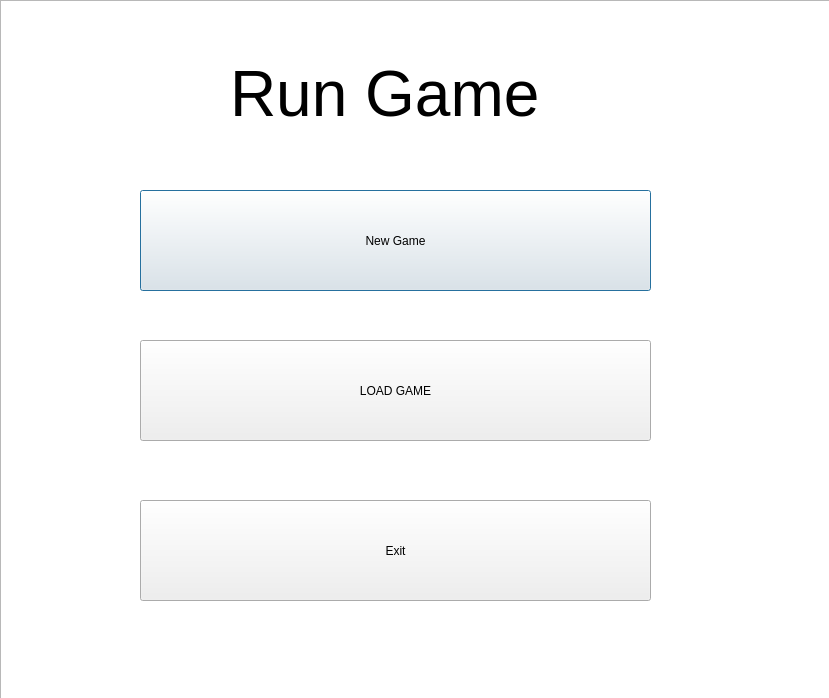
danielarcil4/Proyecto-final, file menu.ui: the form before one commit.
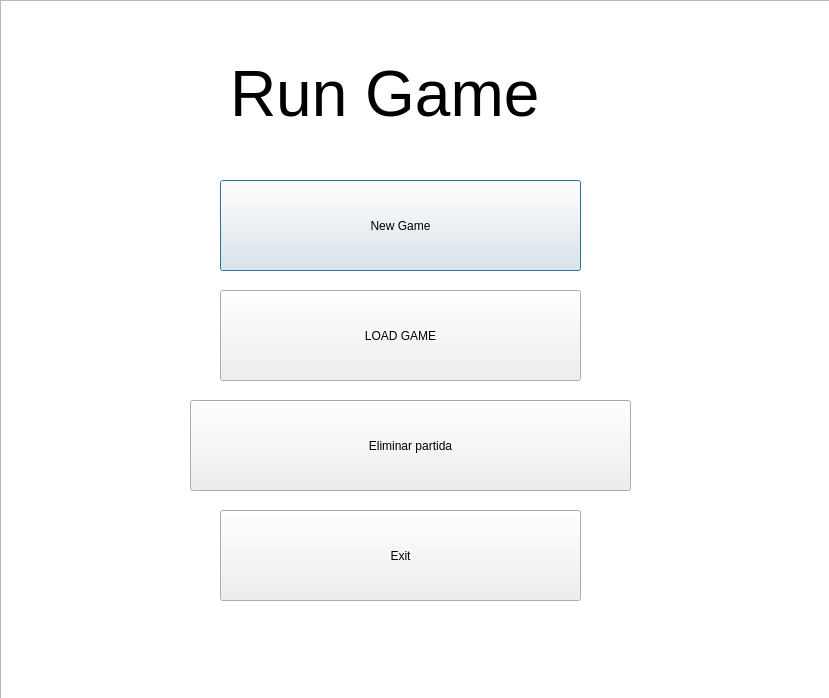
The form after the commit. Icons and pictures are not drawn.

Commit message: Se termino de configurar el eliminar las partidas y se verifico su funcionamiento completo.

```diff
--- a/menu.ui
+++ b/menu.ui
@@ -16,14 +16,14 @@
   <widget class="QPushButton" name="pushButton">
    <property name="geometry">
     <rect>
-     <x>140</x>
-     <y>190</y>
-     <width>511</width>
-     <height>101</height>
+     <x>220</x>
+     <y>180</y>
+     <width>361</width>
+     <height>91</height>
     </rect>
    </property>
    <property name="styleSheet">
-    <string notr="true">background-image: url(:/Resourse/Botones.png);
+    <string notr="true">border-image: url(:/Resourse/Botones.png);
 font: 28pt &quot;Stencil&quot;;</string>
    </property>
    <property name="text">
@@ -49,15 +49,15 @@
   <widget class="QPushButton" name="pushButton_4">
    <property name="geometry">
     <rect>
-     <x>140</x>
-     <y>340</y>
-     <width>511</width>
-     <height>101</height>
+     <x>220</x>
+     <y>290</y>
+     <width>361</width>
+     <height>91</height>
     </rect>
    </property>
    <property name="styleSheet">
-    <string notr="true">background-image: url(:/Resourse/Botones.png);
-font: 28pt &quot;Stencil&quot;;</string>
+    <string notr="true">font: 28pt &quot;Stencil&quot;;
+border-image: url(:/Resourse/Botones.png);</string>
    </property>
    <property name="text">
     <string>LOAD GAME</string>
@@ -66,14 +66,14 @@
   <widget class="QPushButton" name="pushButton_2">
    <property name="geometry">
     <rect>
-     <x>140</x>
-     <y>500</y>
-     <width>511</width>
-     <height>101</height>
+     <x>220</x>
+     <y>510</y>
+     <width>361</width>
+     <height>91</height>
     </rect>
    </property>
    <property name="styleSheet">
-    <string notr="true">background-image: url(:/Resourse/Botones.png);
+    <string notr="true">border-image: url(:/Resourse/Botones.png);
 font: 28pt &quot;Stencil&quot;;</string>
    </property>
    <property name="text">
@@ -93,11 +93,29 @@
     <string notr="true">background-image: url(:/Resourse/Menu.png);</string>
    </property>
   </widget>
+  <widget class="QPushButton" name="pushButton_3">
+   <property name="geometry">
+    <rect>
+     <x>190</x>
+     <y>400</y>
+     <width>441</width>
+     <height>91</height>
+    </rect>
+   </property>
+   <property name="styleSheet">
+    <string notr="true">border-image: url(:/Resourse/Botones.png);
+font: 28pt &quot;Stencil&quot;;</string>
+   </property>
+   <property name="text">
+    <string>Eliminar partida</string>
+   </property>
+  </widget>
   <zorder>textEdit</zorder>
   <zorder>pushButton</zorder>
   <zorder>label</zorder>
   <zorder>pushButton_4</zorder>
   <zorder>pushButton_2</zorder>
+  <zorder>pushButton_3</zorder>
  </widget>
  <resources/>
  <connections/>
```
The commit also changes 15 other files.
